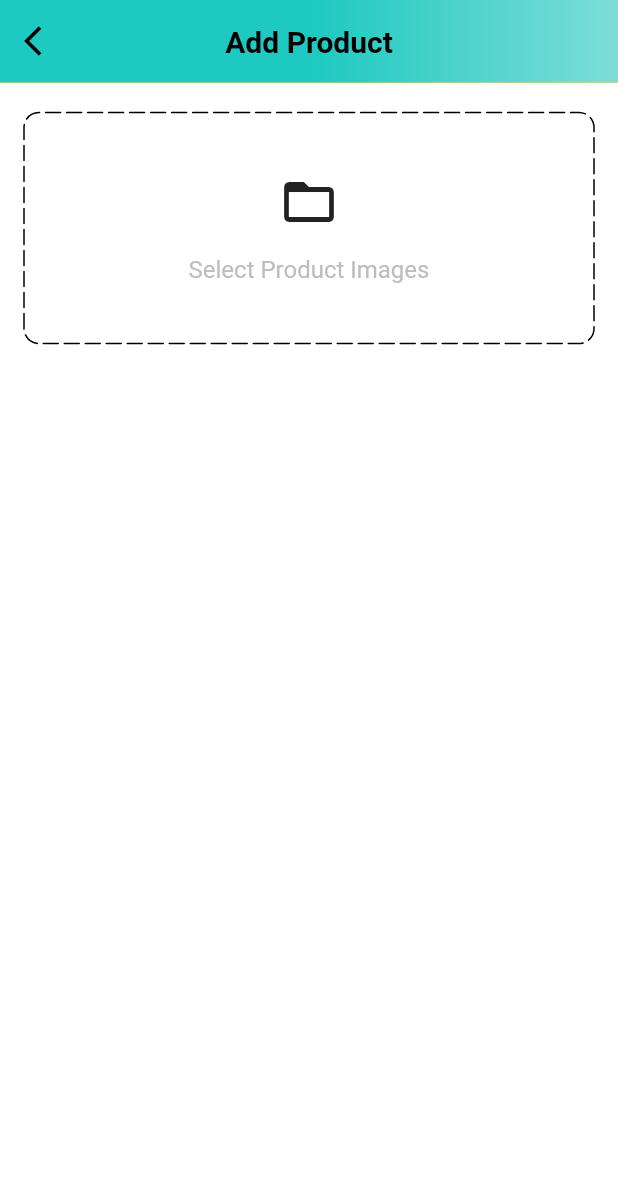
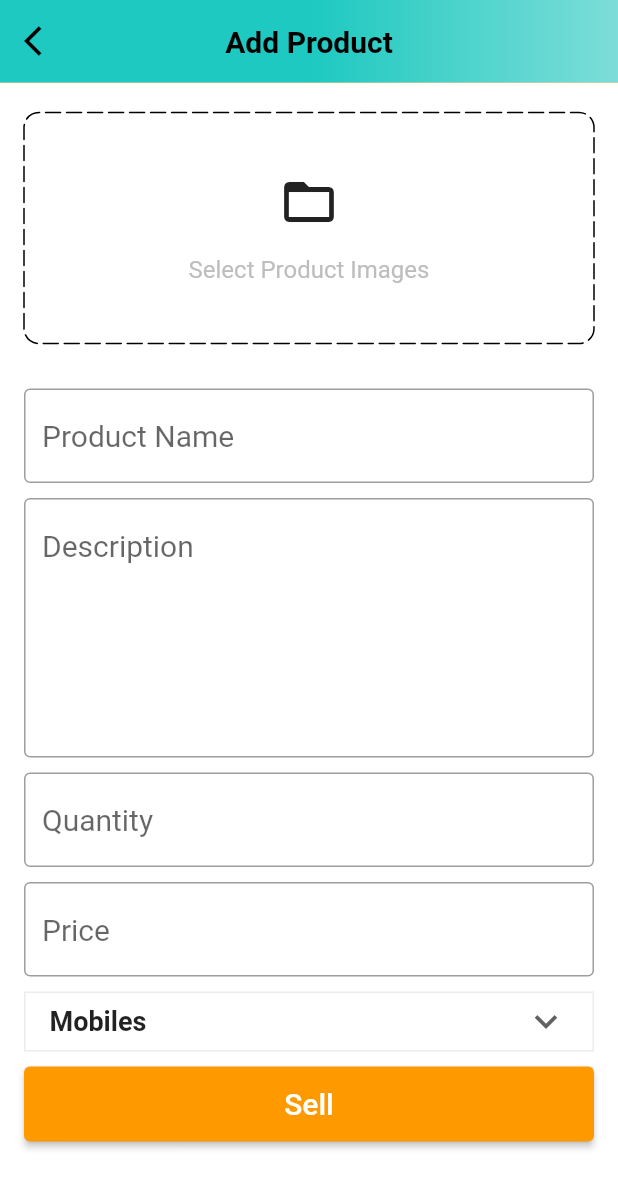
Before and after one commit to Ibrahimfathi96/Amazon-Clone-with-NodeJS, a Flutter app: the AddProductScreen screen opened by its route, on a phone screen of 412 x 824 dp. Shown: the top 1188 px of the screen. Run offline on Flutter 3.47's test engine with Material 2 defaults, Android fonts, the light colour scheme and no system bars; drawn by our look-alikes of dotted_border; our stand-ins replace badges, carousel_slider, shared_preferences; accounts and stored records are empty; network calls fail.

Commit message:
[FEATURE] Admin / Add Product Screen UI done

```diff
--- a/lib/common/widgets/custom_text_field.dart
+++ b/lib/common/widgets/custom_text_field.dart
@@ -5,14 +5,17 @@ class CustomTextFormField extends StatelessWidget {
   final String hintText;
   final IconData? icon;
   final bool obscureText;
-  final VoidCallback? onChangeVisibiltyPress;
+  final int maxLines;
+  final VoidCallback? onChangeVisibilityPress;
+
   const CustomTextFormField({
     Key? key,
     required this.controller,
     this.icon,
-    this.onChangeVisibiltyPress,
+    this.onChangeVisibilityPress,
     this.obscureText = false,
     required this.hintText,
+    this.maxLines = 1,
   }) : super(key: key);
 
   @override
@@ -26,11 +29,12 @@ class CustomTextFormField extends StatelessWidget {
         return null;
       },
       obscureText: obscureText,
+      maxLines: maxLines,
       decoration: InputDecoration(
         hintText: hintText,
         suffixIcon: IconButton(
           icon: Icon(icon),
-          onPressed: onChangeVisibiltyPress,
+          onPressed: onChangeVisibilityPress,
         ),
         hintStyle: const TextStyle(fontSize: 20),
         border: const OutlineInputBorder(
--- a/lib/features/admin/screens/add_product_screen.dart
+++ b/lib/features/admin/screens/add_product_screen.dart
@@ -1,3 +1,6 @@
+import 'package:amazon_clone/common/widgets/custom_button.dart';
+import 'package:amazon_clone/common/widgets/custom_text_field.dart';
+import 'package:amazon_clone/constants/global_variables.dart';
 import 'package:amazon_clone/features/admin/widgets/add_product_appbar.dart';
 import 'package:dotted_border/dotted_border.dart';
 import 'package:flutter/material.dart';
@@ -12,6 +15,30 @@ class AddProductScreen extends StatefulWidget {
 }
 
 class _AddProductScreenState extends State<AddProductScreen> {
+  final TextEditingController productNameController = TextEditingController();
+  final TextEditingController priceController = TextEditingController();
+  final TextEditingController descriptionController = TextEditingController();
+  final TextEditingController quantityController = TextEditingController();
+
+  @override
+  void dispose() {
+    productNameController.dispose();
+    descriptionController.dispose();
+    quantityController.dispose();
+    descriptionController.dispose();
+    super.dispose();
+  }
+
+  String category = 'Mobiles';
+
+  List<String> productCategories = [
+    'Mobiles',
+    'Essentials',
+    'Appliances',
+    'Books',
+    'Fashion',
+  ];
+
   @override
   Widget build(BuildContext context) {
     return Scaffold(
@@ -53,6 +80,71 @@ class _AddProductScreenState extends State<AddProductScreen> {
                     ),
                   ),
                 ),
+                const SizedBox(height: 30),
+                CustomTextFormField(
+                  controller: productNameController,
+                  hintText: 'Product Name',
+                ),
+                const SizedBox(height: 10),
+                CustomTextFormField(
+                  controller: descriptionController,
+                  hintText: 'Description',
+                  maxLines: 7,
+                ),
+                const SizedBox(height: 10),
+                CustomTextFormField(
+                  controller: quantityController,
+                  hintText: 'Quantity',
+                ),
+                const SizedBox(height: 10),
+                CustomTextFormField(
+                  controller: priceController,
+                  hintText: 'Price',
+                ),
+                const SizedBox(height: 10),
+                Container(
+                  width: double.infinity,
+                  height: 40,
+                  padding: EdgeInsets.symmetric(horizontal: 16),
+                  alignment: Alignment.center,
+                  decoration: BoxDecoration(
+                    border: Border.all(
+                      width: 1,
+                      color: GlobalVariables.greyBackgroundColor,
+                    ),
+                  ),
+                  child: DropdownButton(
+                    value: category,
+                    isExpanded: true,
+                    underline: const SizedBox(),
+                    icon: const Icon(
+                      Icons.keyboard_arrow_down,
+                      size: 30,
+                    ),
+                    onChanged: (value) {
+                      setState(() {
+                        category = value!;
+                      });
+                    },
+                    items: productCategories.map((String item) {
+                      return DropdownMenuItem(
+                        value: item,
+                        child: Text(
+                          item,
+                          style: const TextStyle(
+                            fontWeight: FontWeight.bold,
+                            fontSize: 18,
+                          ),
+                        ),
+                      );
+                    }).toList(),
+                  ),
+                ),
+                const SizedBox(height: 10),
+                CustomButton(
+                  text: "Sell",
+                  onTap: () {},
+                ),
               ],
             ),
           ),
--- a/lib/features/auth/screens/auth_view.dart
+++ b/lib/features/auth/screens/auth_view.dart
@@ -130,7 +130,7 @@ class _AuthScreenState extends State<AuthScreen> {
                             controller: _passwordController,
                             icon: icon,
                             obscureText: isVisible,
-                            onChangeVisibiltyPress: togglePasswordVisibility,
+                            onChangeVisibilityPress: togglePasswordVisibility,
                           ),
                           const SizedBox(
                             height: 10,
```
